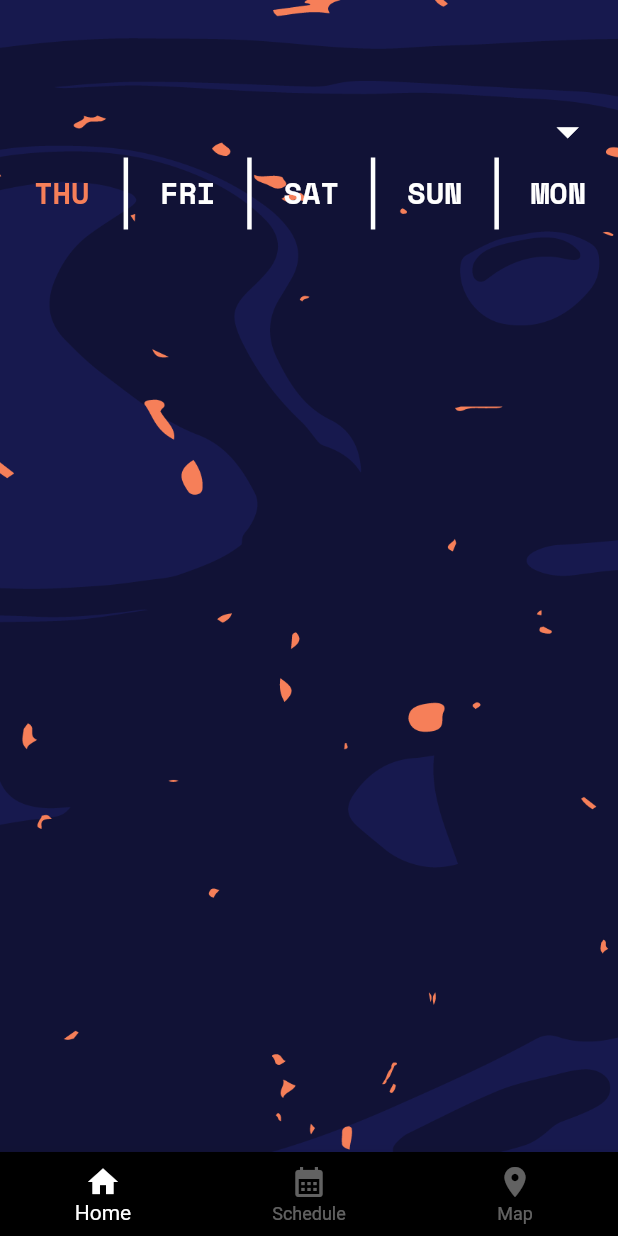
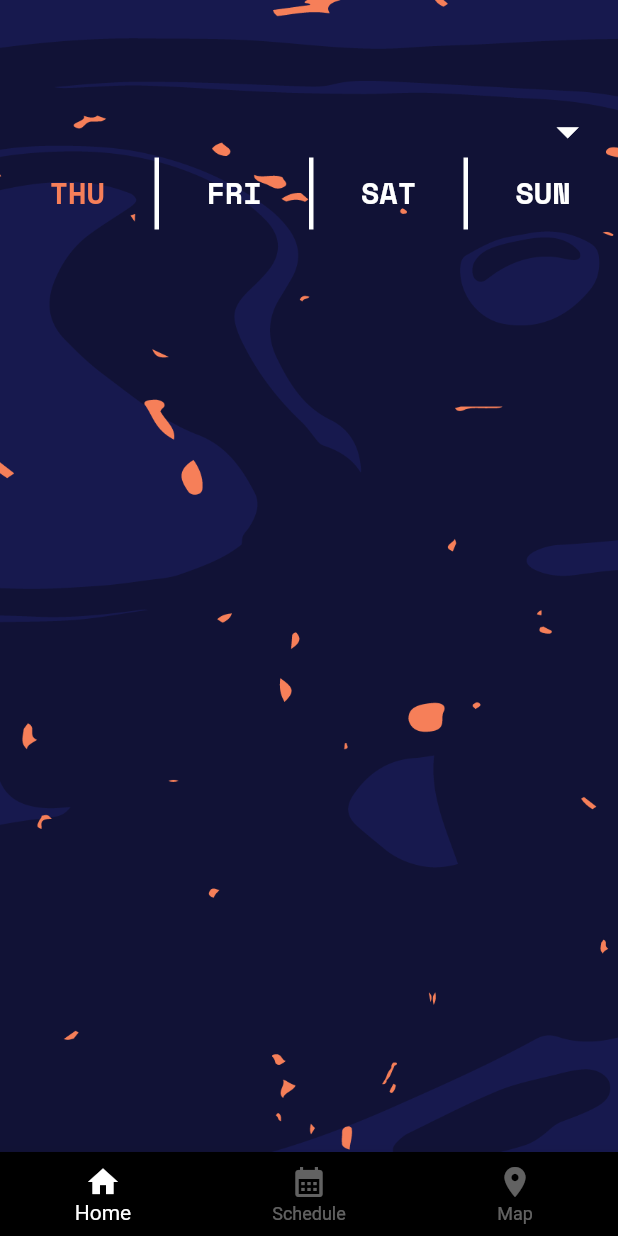
Before and after one commit to Ary-Applications/mumush, a Flutter app: the screen it shows after launch, swiped to page 2, on a phone screen of 412 x 824 dp. Run offline on Flutter 3.47's test engine with Material 2 defaults, Android fonts, the phone set to English and light mode, and no system bars; our stand-ins replace flutter_svg, font_awesome_flutter, get_it, google_maps_flutter, injectable, shared_preferences; generated files the repository leaves out were written again.

Commit message:
updates: timeline: MON removed, schedule duplications removed; map: updated coords; small changes

```diff
--- a/lib/src/application/application.dart
+++ b/lib/src/application/application.dart
@@ -76,7 +76,6 @@ class _MumushState extends State<Mumush> {
                       day2: 'FRI',
                       day3: 'SAT',
                       day4: 'SUN',
-                      day5: 'MON',
                     ),
                     MapView(),
                   ]),
--- a/lib/src/screens/map/map_view.dart
+++ b/lib/src/screens/map/map_view.dart
@@ -160,7 +160,7 @@ class _MapViewState extends State<MapView> {
     localMarkers.add(Marker(
       markerId: MarkerId(location.toString()),
       position: location,
-      infoWindow: InfoWindow(title: description, snippet: null),
+      infoWindow: InfoWindow(title: (description != "Bar2") ? description : ("Bar"), snippet: null),
       icon: marker,
     ));
   }
--- a/lib/src/screens/timeline/timeline_view.dart
+++ b/lib/src/screens/timeline/timeline_view.dart
@@ -14,11 +14,10 @@ class TimelineView extends StatefulWidget {
       required this.day1,
       required this.day2,
       required this.day3,
-      required this.day4,
-      required this.day5})
+      required this.day4})
       : super(key: key);
 
-  String day1, day2, day3, day4, day5;
+  String day1, day2, day3, day4;
 
   @override
   State<TimelineView> createState() => TimelineViewState();
@@ -44,6 +43,7 @@ class TimelineViewState extends State<TimelineView> {
   Widget build(BuildContext context) {
     final screenWidth = MediaQuery.of(context).size.width;
     final screenHeight = MediaQuery.of(context).size.height;
+    final daysWidth = screenWidth * 0.25;
     return BaseStatefulView<TimelineViewModel>(
         viewModel: getIt<TimelineViewModel>(),
         onInit: (viewModel) async {
@@ -137,15 +137,15 @@ class TimelineViewState extends State<TimelineView> {
                     ),
                     FittedBox(
                       child: Row(
-                        mainAxisAlignment: MainAxisAlignment.spaceEvenly,
+                        mainAxisAlignment: MainAxisAlignment.start,
                         children: [
                           SizedBox(
-                              width: screenWidth * 0.2,
+                              width: daysWidth,
                               child: activeDay == 1
                                   ? buildDayOneTextButton(true)
                                   : buildDayOneTextButton(false)),
                           Container(
-                            width: screenWidth * 0.2,
+                            width: daysWidth,
                             // height: 30,
                             decoration: const BoxDecoration(
                                 border: Border(
@@ -156,7 +156,7 @@ class TimelineViewState extends State<TimelineView> {
                                 : buildDayTwoTextButton(false),
                           ),
                           Container(
-                            width: screenWidth * 0.2,
+                            width: daysWidth,
                             // height: 30,
                             decoration: const BoxDecoration(
                                 border: Border(
@@ -167,7 +167,7 @@ class TimelineViewState extends State<TimelineView> {
                                 : buildDayThreeTextButton(false),
                           ),
                           Container(
-                            width: screenWidth * 0.2,
+                            width: daysWidth,
                             // height: 30,
                             decoration: const BoxDecoration(
                                 border: Border(
@@ -176,17 +176,6 @@ class TimelineViewState extends State<TimelineView> {
                             child: activeDay == 4
                                 ? buildDayFourTextButton(true)
                                 : buildDayFourTextButton(false),
-                          ),
-                          Container(
-                            width: screenWidth * 0.2,
-                            // height: 30,
-                            decoration: const BoxDecoration(
-                                border: Border(
-                              left: BorderSide(width: 3.0, color: Colors.white),
-                            )),
-                            child: activeDay == 5
-                                ? buildDayFiveTextButton(true)
-                                : buildDayFiveTextButton(false),
                           ),
                         ],
                       ),
@@ -485,72 +474,4 @@ class TimelineViewState extends State<TimelineView> {
       );
     }
   }
-
-  TextButton buildDayFiveTextButton(bool active) {
-    if (active) {
-      return TextButton(
-        style: TextButton.styleFrom(
-          textStyle: const TextStyle(
-              fontSize: 20,
-              fontFamily: 'SpaceMono',
-              fontWeight: FontWeight.bold,
-              color: Color(0xFFF67F59)),
-          primary: Color(0xFFF67F59),
-        ),
-        autofocus: true,
-        onPressed: () {
-          activeDay = 5;
-          setState(() {
-            activePerformances = _viewModel.getEventsByStageAndDay(
-                selectedStage.data.attributes?.id ?? 1, 5);
-            squareList =
-                _viewModel.makeSquareListsFromPerformances(activePerformances);
-            selectedStage.isActive = true;
-          });
-        },
-        child: Text(
-          widget.day5,
-        ),
-      );
-    } else {
-      return TextButton(
-        style: TextButton.styleFrom(
-          textStyle: const TextStyle(
-              fontSize: 20,
-              fontFamily: 'SpaceMono',
-              fontWeight: FontWeight.bold,
-              color: Colors.white),
-          primary: Colors.white,
-        ),
-        autofocus: true,
-        onPressed: () {
-          activeDay = 5;
-          setState(() {
-            activePerformances = _viewModel.getEventsByStageAndDay(
-                selectedStage.data.attributes?.id ?? 1, 5);
-            squareList =
-                _viewModel.makeSquareListsFromPerformances(activePerformances);
-            selectedStage.isActive = true;
-          });
-        },
-        child: Text(
-          widget.day5,
-        ),
-      );
-    }
-  }
 }
-
-// class LinePainter extends CustomPainter {
-//   @override
-//   void paint(Canvas canvas, Size size) {
-//     final paint = Paint()
-//       ..strokeWidth = 3
-//       ..color = Color(0xFFF67F59);
-//     canvas.drawLine(Offset(size.width * 0, size.height * 0.59),
-//         Offset(size.width * 1, size.height * 0.59), paint);
-//   }
-//
-//   @override
-//   bool shouldRepaint(covariant CustomPainter oldDelegate) => false;
-// }
```
Also changed, not shown: lib/src/application/resources/places.dart (+20 -19 lines), lib/src/screens/timeline/timeline_view_model.dart (+49 -39 lines), 1 other file.
